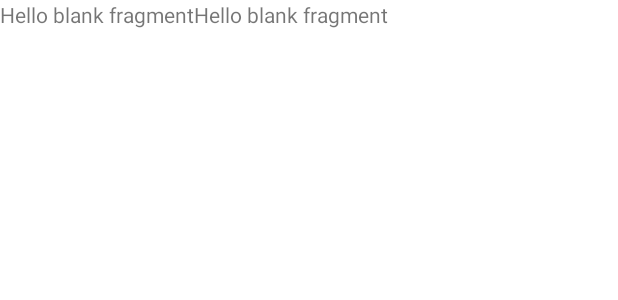
After one commit to Andres19920706/ssmm1718_Practica02_gr01, an Android app: the layout fragment_welcomen.xml on its own in the app's theme, with its tools: preview values and no code run, on a phone screen of 412 x 824 dp. The commit adds this screen. Shown: the top 300 px of the screen. Run offline under Robolectric (Android 15) with nearby library versions, the phone set to English and light mode, and no system bars.

```diff
--- a/app/build.gradle
+++ b/app/build.gradle
@@ -23,6 +23,7 @@ dependencies {
     implementation 'com.android.support:appcompat-v7:26.1.0'
     implementation 'com.android.support:design:26.1.0'
     implementation 'com.android.support.constraint:constraint-layout:1.0.2'
+    implementation 'com.android.support:support-v4:26.1.0'
     testImplementation 'junit:junit:4.12'
     androidTestImplementation 'com.android.support.test:runner:1.0.1'
     androidTestImplementation 'com.android.support.test.espresso:espresso-core:3.0.1'
--- /dev/null
+++ b/app/src/main/res/layout/fragment_welcomen.xml
@@ -0,0 +1,28 @@
+<FrameLayout xmlns:android="http://schemas.android.com/apk/res/android"
+    xmlns:tools="http://schemas.android.com/tools"
+    android:id="@+id/fragmentWelcome"
+    android:layout_width="match_parent"
+    android:layout_height="match_parent"
+    tools:context="es.ujaen.ssmm.ssmm1718_practica02_gr01.WelcomenFragment">
+
+    <!-- TODO: Update blank fragment layout -->
+    <LinearLayout
+        android:layout_width="match_parent"
+        android:layout_height="match_parent"
+        android:background="#FFFFFF">
+
+        <TextView
+            android:layout_width="wrap_content"
+            android:layout_height="wrap_content"
+            android:text="@string/hello_blank_fragment" />
+
+        <TextView
+            android:layout_width="wrap_content"
+            android:layout_height="wrap_content"
+            android:text="@string/hello_blank_fragment" />
+    </LinearLayout>
+
+
+
+
+</FrameLayout>
--- a/app/src/main/res/values/strings.xml
+++ b/app/src/main/res/values/strings.xml
@@ -5,4 +5,7 @@
     <string name="navigation_drawer_close">Close navigation drawer</string>
 
     <string name="action_settings">Settings</string>
+
+    <!-- TODO: Remove or change this placeholder text -->
+    <string name="hello_blank_fragment">Hello blank fragment</string>
 </resources>
```
Also changed, not shown: app/src/main/java/es/ujaen/ssmm/ssmm1718_practica02_gr01/MainActivity.java (+8 -0 lines), app/src/main/java/es/ujaen/ssmm/ssmm1718_practica02_gr01/WelcomenFragment.java (added, +108 -0 lines), app/src/main/res/layout/content_main.xml (+5 -7 lines).
